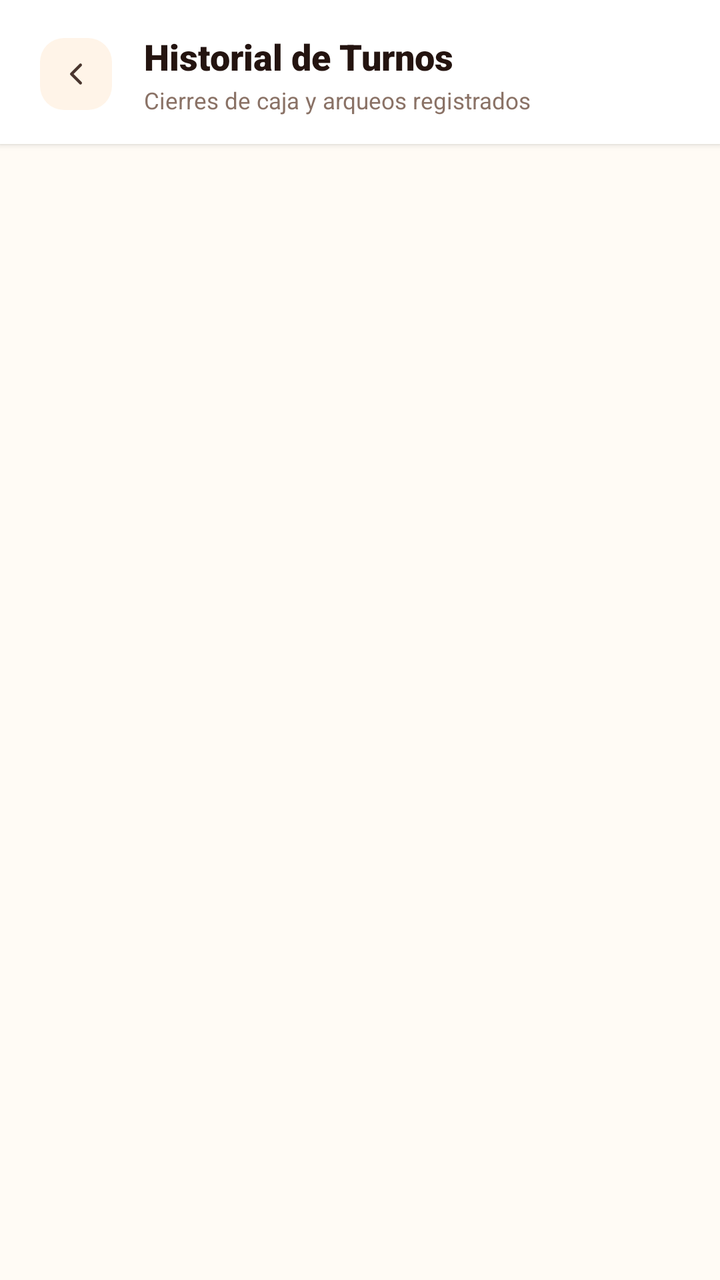
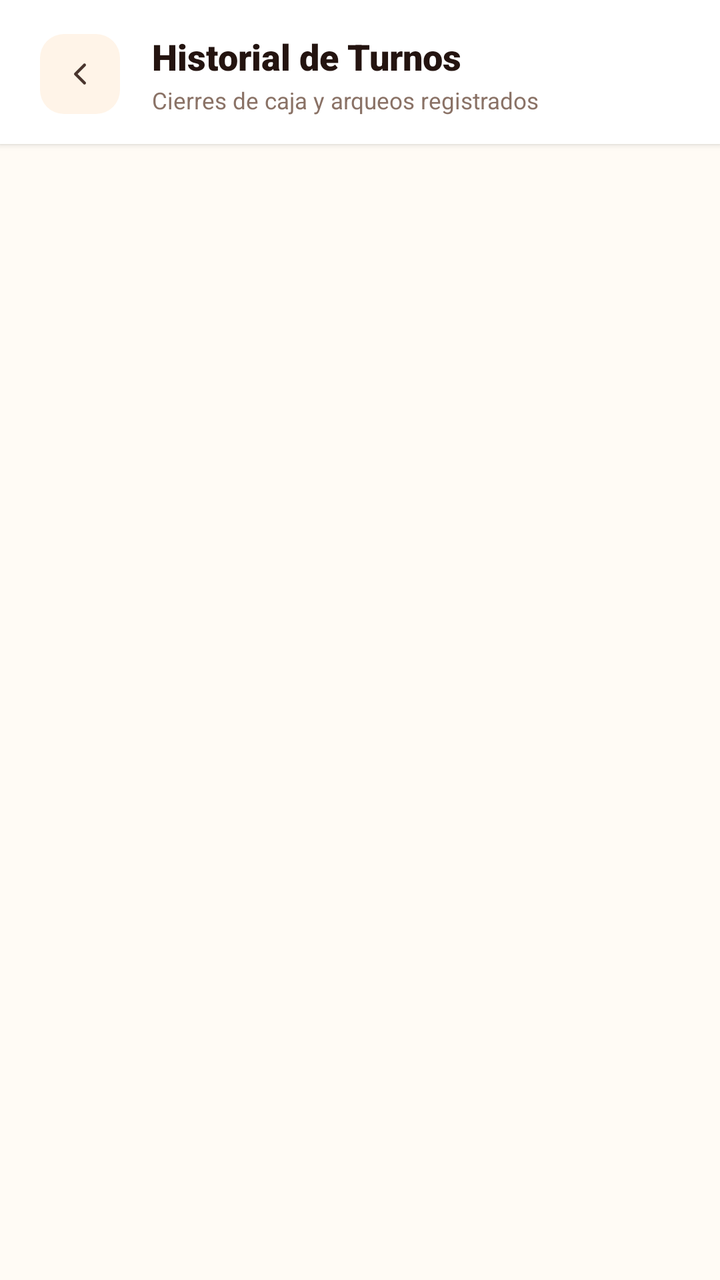

Compare the two renders of this Android layout. The source of the first and the diff that turns it into the second are given below.
<!-- AndroidManifest.xml: application theme Theme.Pollogithub -->
<!-- res/layout/activity_historial_turnos.xml -->
<?xml version="1.0" encoding="utf-8"?>
<androidx.constraintlayout.widget.ConstraintLayout xmlns:android="http://schemas.android.com/apk/res/android"
    xmlns:app="http://schemas.android.com/apk/res-auto"
    xmlns:tools="http://schemas.android.com/tools"
    android:id="@+id/mainHistorialTurnos"
    android:layout_width="match_parent"
    android:layout_height="match_parent"
    android:background="@color/paper_50">

    
    <LinearLayout
        android:id="@+id/headerHistorial"
        style="@style/Widget.Pollo.Header.Horizontal"
        app:layout_constraintEnd_toEndOf="parent"
        app:layout_constraintStart_toStartOf="parent"
        app:layout_constraintTop_toTopOf="parent">

        <ImageButton
            android:id="@+id/btnBackHistorial"
            style="@style/Widget.Pollo.Button.Back" />

        <LinearLayout
            android:layout_width="0dp"
            android:layout_height="wrap_content"
            android:layout_marginStart="@dimen/spacing_l"
            android:layout_weight="1"
            android:orientation="vertical">

            <TextView
                android:textAppearance="@style/TextAppearance.Pollo.Title.Medium"
                android:layout_width="wrap_content"
                android:layout_height="wrap_content"
                android:text="Historial de Turnos" />

            <TextView
                android:id="@+id/tvTurnosSubtitle"
                android:textAppearance="@style/TextAppearance.Pollo.Subtitle"
                android:layout_width="wrap_content"
                android:layout_height="wrap_content"
                android:layout_marginTop="@dimen/spacing_2xs"
                android:text="Cierres de caja y arqueos registrados" />
        </LinearLayout>
    </LinearLayout>

    
    <LinearLayout
        android:id="@+id/layoutEmptyTurnos"
        android:layout_width="wrap_content"
        android:layout_height="wrap_content"
        android:gravity="center"
        android:orientation="vertical"
        android:visibility="gone"
        app:layout_constraintBottom_toBottomOf="parent"
        app:layout_constraintEnd_toEndOf="parent"
        app:layout_constraintStart_toStartOf="parent"
        app:layout_constraintTop_toBottomOf="@id/headerHistorial">

        <TextView
            android:layout_width="wrap_content"
            android:layout_height="wrap_content"
            android:text="📜"
            android:textSize="48sp" />

        <TextView
            android:layout_width="wrap_content"
            android:layout_height="wrap_content"
            android:layout_marginTop="12dp"
            android:fontFamily="sans-serif-bold"
            android:text="No hay turnos registrados"
            android:textColor="@color/char_900"
            android:textSize="16sp" />

        <TextView
            android:layout_width="wrap_content"
            android:layout_height="wrap_content"
            android:layout_marginTop="4dp"
            android:fontFamily="sans-serif"
            android:text="Los turnos cerrados aparecerán aquí."
            android:textColor="@color/char_400"
            android:textSize="13sp" />
    </LinearLayout>

    
    <androidx.recyclerview.widget.RecyclerView
        android:id="@+id/rvTurnosHistorial"
        android:layout_width="match_parent"
        android:layout_height="0dp"
        android:clipToPadding="false"
        android:paddingVertical="12dp"
        app:layout_constraintBottom_toBottomOf="parent"
        app:layout_constraintTop_toBottomOf="@id/headerHistorial" />

</androidx.constraintlayout.widget.ConstraintLayout>
<!-- resources referenced by this layout -->
<resources>
  <color name="char_400">#8A7266</color>
  <color name="char_900">#241410</color>
  <color name="paper_50">#FFFBF5</color>
  <dimen name="spacing_2xs">2dp</dimen>
  <dimen name="spacing_l">16dp</dimen>
  <style name="TextAppearance.Pollo.Subtitle" parent="TextAppearance.Pollo">
          <item name="android:fontFamily">sans-serif</item>
          <item name="android:textColor">@color/char_400</item>
          <item name="android:textSize">@dimen/text_size_caption</item>
      </style>
  <style name="TextAppearance.Pollo.Title.Medium" parent="TextAppearance.Pollo.Title">
          <item name="android:fontFamily">sans-serif-black</item>
          <item name="android:textColor">@color/char_900</item>
          <item name="android:textSize">@dimen/text_size_title_medium</item>
      </style>
  <style name="Widget.Pollo.Button.Back" parent="Widget.Pollo">
          <item name="android:layout_width">@dimen/btn_icon_size_small</item>
          <item name="android:layout_height">@dimen/btn_icon_size_small</item>
          <item name="android:background">@drawable/bg_back_btn</item>
          <item name="android:src">@drawable/ic_back_arrow</item>
          <item name="android:scaleType">centerInside</item>
          <item name="android:contentDescription">@string/content_desc_back</item>
      </style>
  <style name="Widget.Pollo.Header.Horizontal" parent="Widget.Pollo">
          <item name="android:layout_width">match_parent</item>
          <item name="android:layout_height">wrap_content</item>
          <item name="android:background">@color/white</item>
          <item name="android:elevation">@dimen/elevation_low</item>
          <item name="android:orientation">horizontal</item>
          <item name="android:gravity">center_vertical</item>
          <item name="android:paddingHorizontal">@dimen/header_padding_horizontal</item>
          <item name="android:paddingTop">@dimen/header_padding_top</item>
          <item name="android:paddingBottom">@dimen/header_padding_bottom</item>
      </style>
  <style name="Theme.Pollogithub" parent="Base.Theme.Pollogithub" />
  <style name="TextAppearance.Pollo" parent="android:TextAppearance" />
  <dimen name="text_size_caption">11.5sp</dimen>
  <style name="TextAppearance.Pollo.Title" parent="TextAppearance.Pollo" />
  <dimen name="text_size_title_medium">18sp</dimen>
  <style name="Widget.Pollo" parent="" />
  <dimen name="btn_icon_size_small">36dp</dimen>
  <!-- drawable bg_back_btn (drawable) -->
  <?xml version="1.0" encoding="utf-8"?>
  <ripple xmlns:android="http://schemas.android.com/apk/res/android"
      android:color="#1AE8590C">
      <item>
          <shape android:shape="rectangle">
              <solid android:color="@color/paper_100" />
              <corners android:radius="12dp" />
          </shape>
      </item>
  </ripple>
  <!-- drawable ic_back_arrow (drawable) -->
  <?xml version="1.0" encoding="utf-8"?>
  <vector xmlns:android="http://schemas.android.com/apk/res/android"
      android:width="18dp"
      android:height="18dp"
      android:viewportWidth="24"
      android:viewportHeight="24">
      <path
          android:pathData="M15,18l-6,-6l6,-6"
          android:strokeColor="#4A352E"
          android:strokeWidth="2"
          android:strokeLineCap="round"
          android:strokeLineJoin="round"/>
  </vector>
  <string name="content_desc_back">Volver</string>
  <color name="white">#FFFFFFFF</color>
  <dimen name="elevation_low">2dp</dimen>
  <dimen name="header_padding_horizontal">20dp</dimen>
  <dimen name="header_padding_top">16dp</dimen>
  <dimen name="header_padding_bottom">14dp</dimen>
  <color name="paper_100">#FFF4E8</color>
  <color name="ember_600">#C1440E</color>
  <color name="ember_100">#FFE4D1</color>
  <color name="ember_700">#9C2F0E</color>
  <color name="char_700">#4A352E</color>
  <!-- unchanged entries left out for length: 1 -->
</resources>

<!-- the commit's change to res/layout/activity_historial_turnos.xml (unified diff, before → after) -->
@@ -11,13 +11,17 @@
     <LinearLayout
         android:id="@+id/headerHistorial"
         style="@style/Widget.Pollo.Header.Horizontal"
+        android:layout_width="match_parent"
+        android:layout_height="wrap_content"
         app:layout_constraintEnd_toEndOf="parent"
         app:layout_constraintStart_toStartOf="parent"
         app:layout_constraintTop_toTopOf="parent">
 
         <ImageButton
             android:id="@+id/btnBackHistorial"
-            style="@style/Widget.Pollo.Button.Back" />
+            style="@style/Widget.Pollo.Button.Back"
+            android:layout_width="@dimen/btn_icon_size"
+            android:layout_height="@dimen/btn_icon_size" />
 
         <LinearLayout
             android:layout_width="0dp"
<!-- resource entries referenced after the edit -->
@@ -3,6 +3,7 @@
   <color name="char_400">#8A7266</color>
   <color name="char_900">#241410</color>
   <color name="paper_50">#FFFBF5</color>
+  <dimen name="btn_icon_size">40dp</dimen>
   <dimen name="spacing_2xs">2dp</dimen>
   <dimen name="spacing_l">16dp</dimen>
   <style name="TextAppearance.Pollo.Subtitle" parent="TextAppearance.Pollo">
